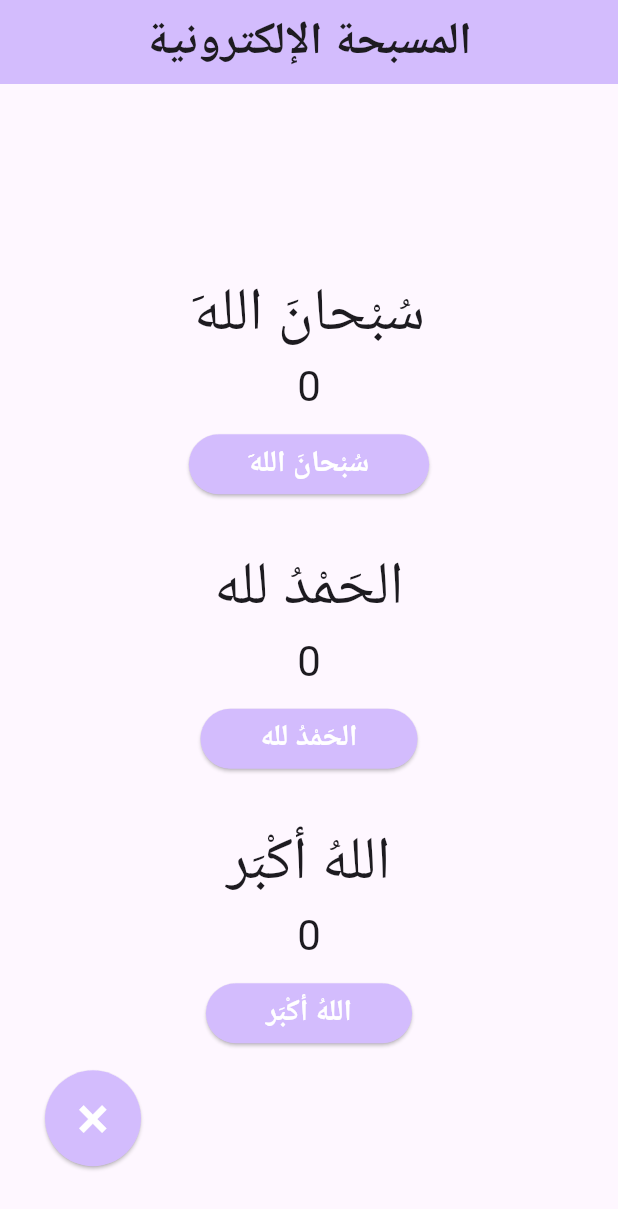
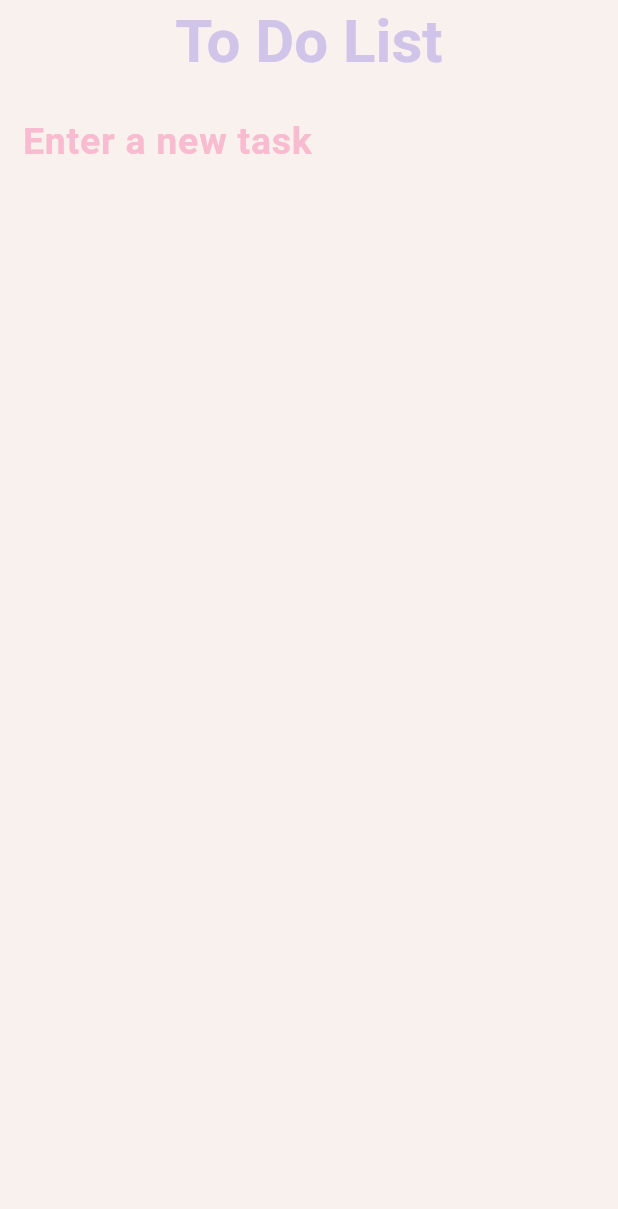
Before and after one commit to HeyamBaatwah/first_flutter_task, a Flutter app: the screen it shows after launch, on a phone screen of 412 x 824 dp. Shown: the top 1209 px of the screen. Run offline on Flutter 3.47's test engine with Material 3 defaults, Android fonts, the phone set to English and light mode, and no system bars.

Commit message:
add to do app

```diff
--- a/lib/main.dart
+++ b/lib/main.dart
@@ -10,131 +10,107 @@ class MyApp extends StatelessWidget {
   @override
   Widget build(BuildContext context) {
     return MaterialApp(
-      title: 'المسبحة الإلكترونية',
-      theme: ThemeData(
-
-        colorScheme: ColorScheme.fromSeed(seedColor: Colors.deepPurple),
-      ),
-      home: const MyHomePage(title: 'المسبحة الإلكترونية'),
+      home: const MyHomePage(),
     );
   }
 }
 
 class MyHomePage extends StatefulWidget {
-  const MyHomePage({super.key, required this.title});
-
-
-  final String title;
+  const MyHomePage({super.key});
 
   @override
   State<MyHomePage> createState() => _MyHomePageState();
 }
 
-class Adhkar {
-  Adhkar(this.dhikr);
-  String dhikr;
-  int _counter = 0;
+class _MyHomePageState extends State<MyHomePage> {
+List<String> _todos= [];
+
+void _addTask(String task) {
+  if(task.isNotEmpty) {
+    setState(() {
+      _todos.add(task);
+    });
+  }
 }
 
-class _MyHomePageState extends State<MyHomePage> {
-  List<Adhkar> adhkar = [Adhkar('ََسُبْحانَ الله'),Adhkar('الحَمْدُ لله'),Adhkar('اللهُ أكْبَر')];
-
-  void _incrementCounter(Adhkar dhikr) {
-    setState(() {
-      dhikr._counter++;
-    });
-  }
-
+void _deleteTask(int index) {
+  setState(() {
+    _todos.removeAt(index);
+  });
+}
   @override
   Widget build(BuildContext context) {
 
     return Scaffold(
+      backgroundColor: Color(0xFFF8F1ED),
       appBar: AppBar(
-        backgroundColor: Theme.of(context).colorScheme.inversePrimary,
-        title: Center(child: Text(widget.title, style: TextStyle(fontSize: 30, fontWeight: FontWeight.bold),),),
-      ),
-      body: Stack(
-        alignment: Alignment.centerLeft,
-        children: [
-          Center(
-            child: Column(
-              mainAxisAlignment: MainAxisAlignment.center,
-              children: [
-                buildCounter(adhkar[0]),
-                SizedBox(height: 30,),
-                buildCounter(adhkar[1]),
-                SizedBox(height: 30,),
-                buildCounter(adhkar[2])
-              ]
+        backgroundColor: Color(0xFFF8F1ED),
+        title: Center(
+          child: Text(
+            "To Do List",
+            style: TextStyle(
+              color: Colors.deepPurple.shade100,
+              fontSize: 40,
+              fontWeight: FontWeight.bold,
             ),
           ),
-          Positioned(
-            bottom: 30,
-            left: 30,
-            child: ElevatedButton(
-              onPressed: () {
-                setState(() {
-                  for(Adhkar i in adhkar) {
-                    i._counter = 0;
-                  }
-                });
-              },
-              style: ElevatedButton.styleFrom(
-                  backgroundColor: Theme.of(context).colorScheme.inversePrimary,
-                  foregroundColor: Colors.white,
-                  padding: EdgeInsets.all(20),
-                  shape: CircleBorder()
-              ),
-              child: Text(
-                '×',
+        ),
+      ),
+      body: Column(
+        crossAxisAlignment: CrossAxisAlignment.center,
+        children: [
+          Padding(
+            padding: const EdgeInsets.symmetric(horizontal: 15,),
+            child: Container(
+              color: Color(0xFFF8F1ED),
+              child: TextField(
+                onSubmitted: _addTask,
                 style: TextStyle(
-                  fontSize: 40,
+                  fontSize: 25,
+                  color: Color(0xFF818181)
+                ),
+                decoration: InputDecoration(
+                  label: Text('Enter a new task'),
+                  labelStyle: TextStyle(
+                    fontSize: 25,
+                    fontWeight: FontWeight.bold,
+                    color: Colors.pink.shade100,
+                  ),
+                  border: InputBorder.none,
                 ),
               ),
             ),
           ),
+          Expanded(
+            child: ListView.builder(
+              itemCount: _todos.length,
+              itemBuilder: (context, index) {
+                return Padding(
+                  padding: const EdgeInsets.symmetric(horizontal: 20, vertical: 10),
+                  child: ListTile(
+                    tileColor: index%2 == 1? Colors.pink.shade100: Colors.deepPurple.shade100,
+                    title: Text(
+                      _todos[index],
+                      style: TextStyle(
+                        fontSize: 20,
+                        fontWeight: FontWeight.bold,
+                        color: Colors.white
+                      ),
+                    ),
+                    trailing: IconButton(
+                      onPressed: () => _deleteTask(index),
+                      icon: Icon(
+                        Icons.delete,
+                        color: Colors.grey,
+                      )
+                    ),
+                  ),
+                );
+              }
+            )
+          )
         ],
       ),
     );
   }
-
-  Column buildCounter(Adhkar dhikr) {
-    return Column(
-      children: [
-        Text(
-          dhikr.dhikr,
-          style: TextStyle(
-              fontSize: 40
-          ),
-        ),
-        Padding(
-          padding: const EdgeInsets.only(bottom: 10),
-          child: Text(
-            '${dhikr._counter}',
-            style: Theme.of(context).textTheme.headlineMedium,
-          ),
-        ),
-        ElevatedButton(
-            onPressed: () {
-              _incrementCounter(dhikr);
-            },
-            style: ElevatedButton.styleFrom(
-                backgroundColor: Theme.of(context).colorScheme.inversePrimary,
-                foregroundColor: Colors.white,
-                padding: EdgeInsets.symmetric(horizontal: 40, vertical: 0),
-                shape: RoundedRectangleBorder(
-                    borderRadius: BorderRadius.circular(20)
-                )
-            ),
-            child: Text(
-              dhikr.dhikr,
-              style: TextStyle(
-                  fontSize: 20,
-                  fontWeight: FontWeight.bold
-              ),
-            )
-        ),
-      ],
-    );
-  }
 }
```
